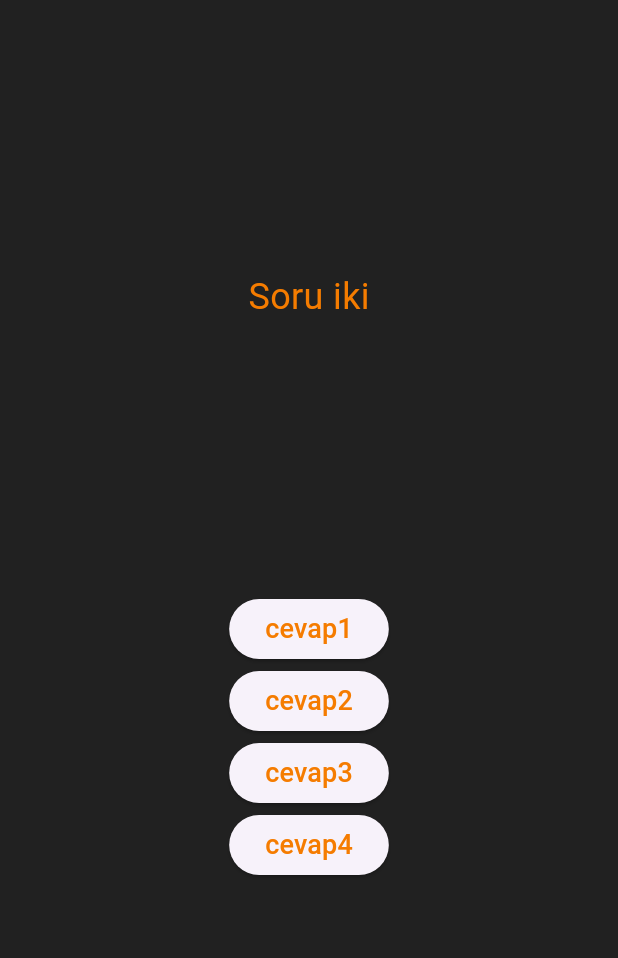
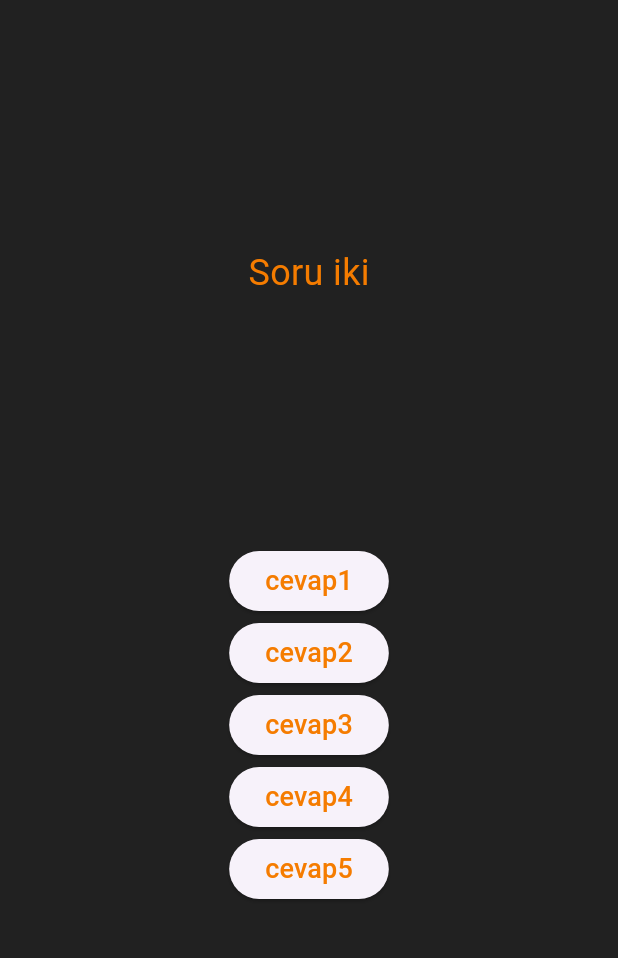
Before and after one commit to EmreAksin/odev_quiz, a Flutter app: the QuizPage screen opened directly, after a tap on "cevap1", on a phone screen of 412 x 824 dp, the part 84-1042 px from its top. Run offline on Flutter 3.47's test engine with Material 3 defaults, Android fonts, the phone set to English and light mode, and no system bars.

Commit message:
Button became dynamic with map

```diff
--- a/lib/data/question_data.dart
+++ b/lib/data/question_data.dart
@@ -11,7 +11,7 @@ class QuestionData {
         answers: ["cevap1", "cevap2", "cevap3", "cevap4"]);
     var q2 = Question(
         question: "Soru iki",
-        answers: ["cevap1", "cevap2", "cevap3", "cevap4"]);
+        answers: ["cevap1", "cevap2", "cevap3", "cevap4", "cevap5"]);
     var q3 = Question(
         question: "Soru üç", answers: ["cevap1", "cevap2", "cevap3", "cevap4"]);
     var q4 = Question(
--- a/lib/screens/quiz_page.dart
+++ b/lib/screens/quiz_page.dart
@@ -51,40 +51,16 @@ class _QuizPageState extends State<QuizPage> {
                 ],
               ),
               Column(
-                children: [
-                  ElevatedButton(
+                children: currentQuestion.answers.map((answer) {
+                  return ElevatedButton(
                     onPressed: _nextQuestion,
                     child: Text(
-                      currentQuestion.answers[0],
+                      answer,
                       style: TextStyle(
                           color: Colors.orange.shade700, fontSize: 18),
                     ),
-                  ),
-                  ElevatedButton(
-                    onPressed: _nextQuestion,
-                    child: Text(
-                      currentQuestion.answers[1],
-                      style: TextStyle(
-                          color: Colors.orange.shade700, fontSize: 18),
-                    ),
-                  ),
-                  ElevatedButton(
-                    onPressed: _nextQuestion,
-                    child: Text(
-                      currentQuestion.answers[2],
-                      style: TextStyle(
-                          color: Colors.orange.shade700, fontSize: 18),
-                    ),
-                  ),
-                  ElevatedButton(
-                    onPressed: _nextQuestion,
-                    child: Text(
-                      currentQuestion.answers[3],
-                      style: TextStyle(
-                          color: Colors.orange.shade700, fontSize: 18),
-                    ),
-                  ),
-                ],
+                  );
+                }).toList(),
               )
             ],
           ),
```
